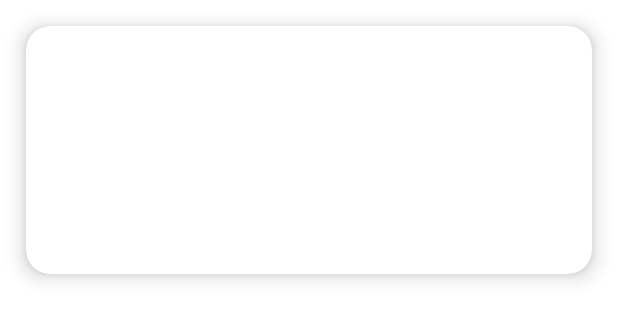
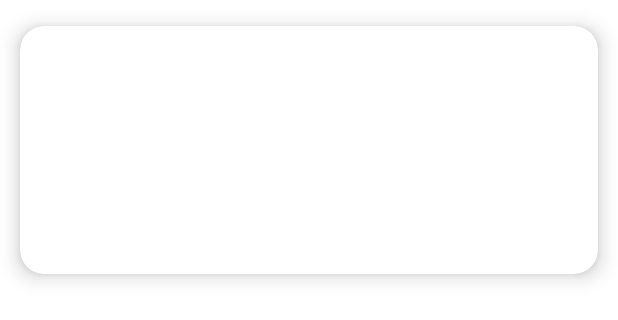
Before and after one commit to elsatmr/mobile-dev-team11, an Android app: the layout sticker_vholder.xml on its own in the app's theme, with its tools: preview values and no code run, on a phone screen of 412 x 824 dp. Shown: the top 320 px of the screen. Run offline under Robolectric (Android 15) with nearby library versions, the phone set to English and light mode, and no system bars.

Commit message:
removed margin left and right on sticker vholder

```diff
--- a/app/src/main/res/layout/sticker_vholder.xml
+++ b/app/src/main/res/layout/sticker_vholder.xml
@@ -4,8 +4,6 @@
     xmlns:tools="http://schemas.android.com/tools"
     android:layout_width="match_parent"
     android:layout_height="200dp"
-    android:layout_marginLeft="4dp"
-    android:layout_marginRight="4dp"
     app:cardCornerRadius="16dp"
     app:cardElevation="8dp"
     app:cardUseCompatPadding="true">
```
